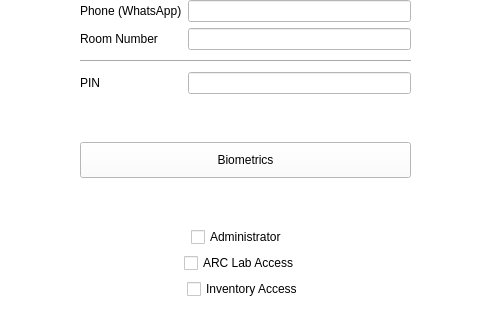
Above: enrol.ui from arc-bphc/sims-gui before the change; both pictures show x 262 to 753 and y 158 to 478 of the 1015 by 595 pixel window. Below: the same form after it.
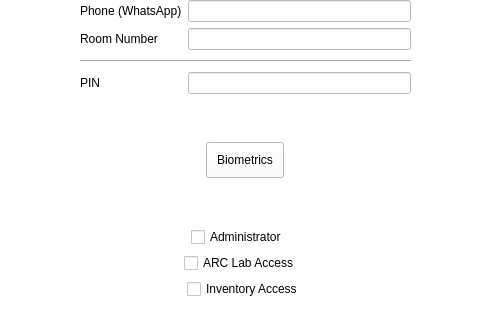
That is the form after the change.

```diff
--- a/enrol.ui
+++ b/enrol.ui
@@ -221,7 +221,7 @@
        </property>
       </spacer>
      </item>
-     <item row="4" column="0">
+     <item row="4" column="0" alignment="Qt::AlignHCenter">
       <widget class="QPushButton" name="biometricButton">
        <property name="text">
         <string>Biometrics</string>
```
